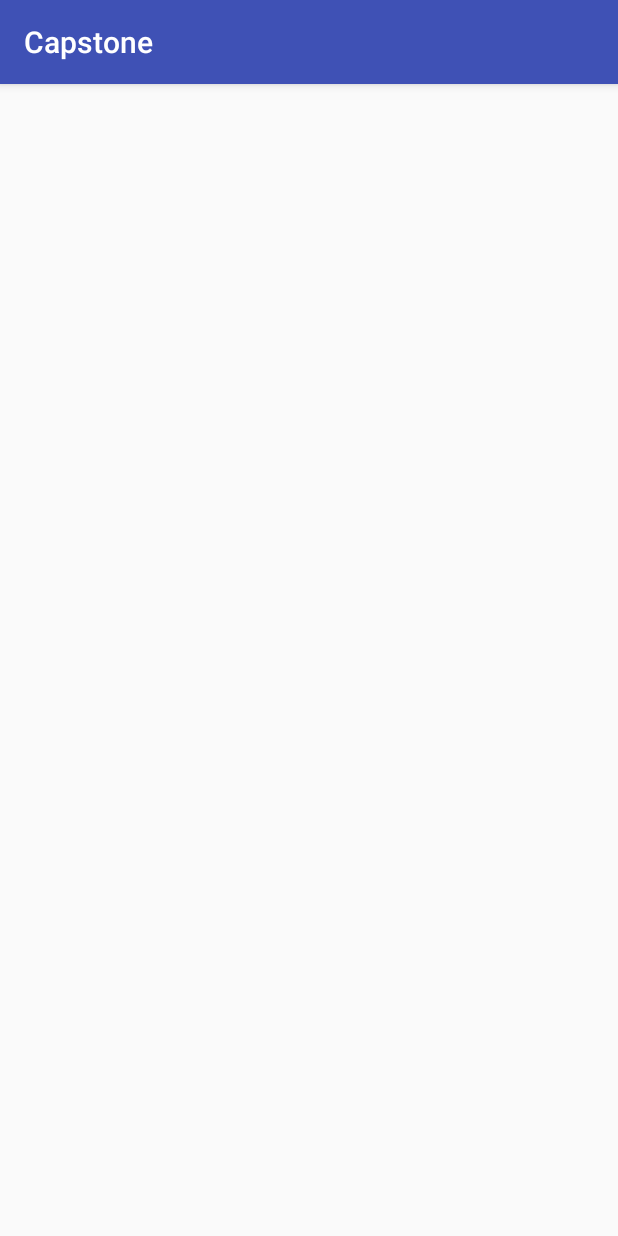
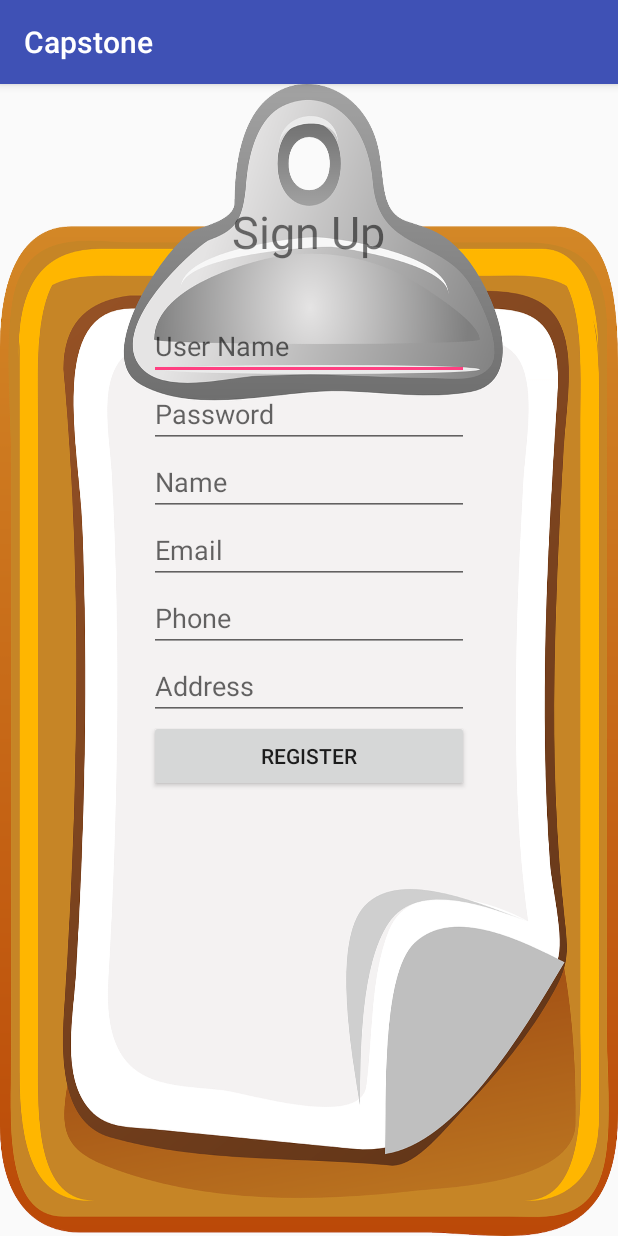
Before and after one commit to mmizukamiocc/Capstone, an Android app: the SignUpActivity screen opened directly, with no data from a screen before it, on a phone screen of 412 x 824 dp. Run offline under Robolectric (Android 15) with nearby library versions, the phone set to English and light mode, and no system bars.

Commit message:
more fields added to login and cleanup on signup activity. Also added a new activity.

```diff
--- a/app/build.gradle
+++ b/app/build.gradle
@@ -26,4 +26,5 @@ dependencies {
     })
     compile 'com.android.support:appcompat-v7:24.2.1'
     testCompile 'junit:junit:4.12'
+    compile 'com.android.volley:volley:1.0.0'   //this was added by Son Nguyen
 }
--- a/app/src/main/AndroidManifest.xml
+++ b/app/src/main/AndroidManifest.xml
@@ -17,10 +17,11 @@
         </activity>
         <activity android:name=".SplashActivity" />
         <activity android:name=".LoginActivity" />
-        <activity android:name=".SignUpActivity"></activity>
+        <activity android:name=".SignUpActivity" />
         <activity android:name=".SplashActivity" />
         <activity android:name=".PetDetailsActivity" />
-        <activity android:name=".AddPetActivity"></activity>
+        <activity android:name=".AddPetActivity" />
+        <activity android:name=".UserAreaActivity"></activity>
     </application>
 
 </manifest>
--- a/app/src/main/java/com/example/mmizukami/capstone/SignUpActivity.java
+++ b/app/src/main/java/com/example/mmizukami/capstone/SignUpActivity.java
@@ -2,12 +2,22 @@ package com.example.mmizukami.capstone;
 
 import android.support.v7.app.AppCompatActivity;
 import android.os.Bundle;
+import android.widget.Button;
+import android.widget.EditText;
 
 public class SignUpActivity extends AppCompatActivity {
 
     @Override
     protected void onCreate(Bundle savedInstanceState) {
         super.onCreate(savedInstanceState);
-        setContentView(R.layout.activity_sign_up2);
+        setContentView(R.layout.activity_sign_up);
+
+        final EditText userName = (EditText) findViewById(R.id.userName);
+        final EditText password = (EditText) findViewById(R.id.password);
+        final EditText emailAddress = (EditText) findViewById(R.id.emailAddress);
+        final EditText phone = (EditText) findViewById(R.id.phone);
+        final EditText postalAddress = (EditText) findViewById(R.id.postalAddress);
+        final Button register = (Button) findViewById(R.id.register);
+
     }
 }
--- a/app/src/main/res/layout/activity_sign_up.xml
+++ b/app/src/main/res/layout/activity_sign_up.xml
@@ -18,17 +18,18 @@
         android:layout_height="wrap_content"
         android:id="@+id/userName"
         android:ems="10"
-        android:layout_marginTop="192dp"
+        android:layout_marginTop="33dp"
         android:hint="User Name"
-        android:layout_alignParentTop="true"
-        android:layout_centerHorizontal="true" />
+        android:layout_below="@+id/textView2"
+        android:layout_alignLeft="@+id/password"
+        android:layout_alignStart="@+id/password" />
 
     <EditText
         android:layout_width="wrap_content"
         android:layout_height="wrap_content"
         android:inputType="textPassword"
         android:ems="10"
-        android:id="@+id/Password"
+        android:id="@+id/password"
         android:hint="Password"
         android:layout_below="@+id/userName"
         android:layout_centerHorizontal="true" />
@@ -40,7 +41,7 @@
         android:ems="10"
         android:id="@+id/name"
         android:hint="Name"
-        android:layout_below="@+id/Password"
+        android:layout_below="@+id/password"
         android:layout_centerHorizontal="true" />
 
     <EditText
@@ -78,12 +79,20 @@
         android:layout_height="wrap_content"
         android:text="Sign Up"
         android:id="@+id/textView2"
-        android:layout_alignBottom="@+id/userName"
-        android:layout_alignLeft="@+id/userName"
-        android:layout_alignStart="@+id/userName"
-        android:layout_marginBottom="63dp"
-        android:layout_alignRight="@+id/userName"
-        android:layout_alignEnd="@+id/userName"
         android:textSize="30sp"
-        android:textAlignment="center" />
+        android:textAlignment="center"
+        android:layout_alignParentTop="true"
+        android:layout_centerHorizontal="true"
+        android:layout_marginTop="78dp" />
+
+    <Button
+        android:layout_width="wrap_content"
+        android:layout_height="wrap_content"
+        android:text="Register"
+        android:id="@+id/register"
+        android:layout_below="@+id/postalAddress"
+        android:layout_alignLeft="@+id/postalAddress"
+        android:layout_alignStart="@+id/postalAddress"
+        android:layout_alignRight="@+id/postalAddress"
+        android:layout_alignEnd="@+id/postalAddress" />
 </RelativeLayout>
--- a/app/src/main/res/layout/activity_sign_up2.xml
+++ /dev/null
@@ -1,13 +0,0 @@
-<?xml version="1.0" encoding="utf-8"?>
-<RelativeLayout xmlns:android="http://schemas.android.com/apk/res/android"
-    xmlns:tools="http://schemas.android.com/tools"
-    android:id="@+id/activity_sign_up2"
-    android:layout_width="match_parent"
-    android:layout_height="match_parent"
-    android:paddingBottom="@dimen/activity_vertical_margin"
-    android:paddingLeft="@dimen/activity_horizontal_margin"
-    android:paddingRight="@dimen/activity_horizontal_margin"
-    android:paddingTop="@dimen/activity_vertical_margin"
-    tools:context="com.example.mmizukami.capstone.SignUpActivity">
-
-</RelativeLayout>
```
Also changed, not shown: app/src/main/java/com/example/mmizukami/capstone/LoginActivity.java (+19 -1 lines), app/src/main/java/com/example/mmizukami/capstone/UserAreaActivity.java (added, +22 -0 lines), app/src/main/res/layout/activity_login.xml (+23 -4 lines), app/src/main/res/layout/activity_login2.xml (deleted, +0 -13 lines), app/src/main/res/layout/activity_menu.xml (+4 -4 lines), app/src/main/res/layout/activity_user_area.xml (added, +107 -0 lines).
